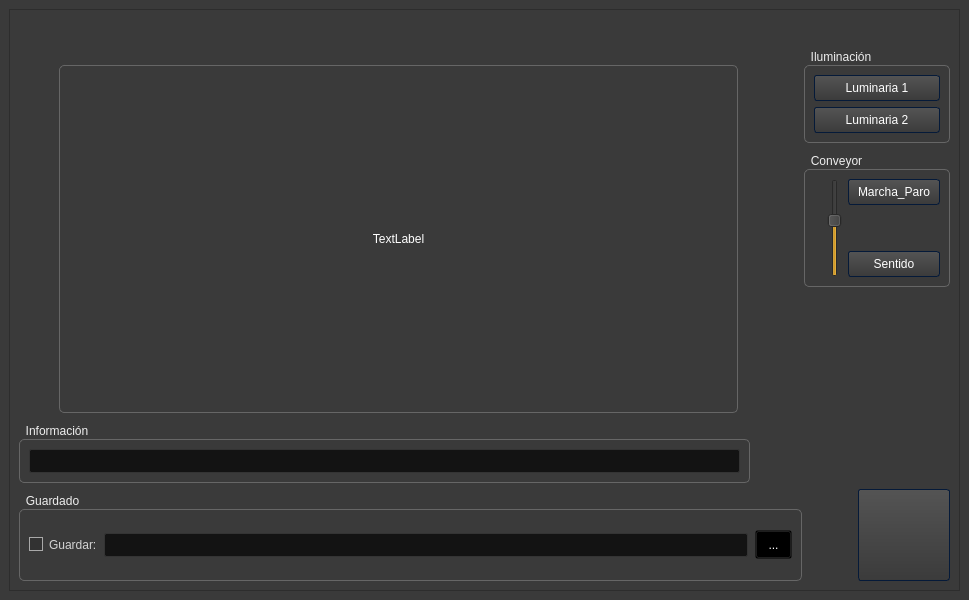
The window that frontend/qt/VISARM_interfaz.ui (JuanMiguelOnateTevar/VISARM) describes before a commit, drawn with Qt 5.
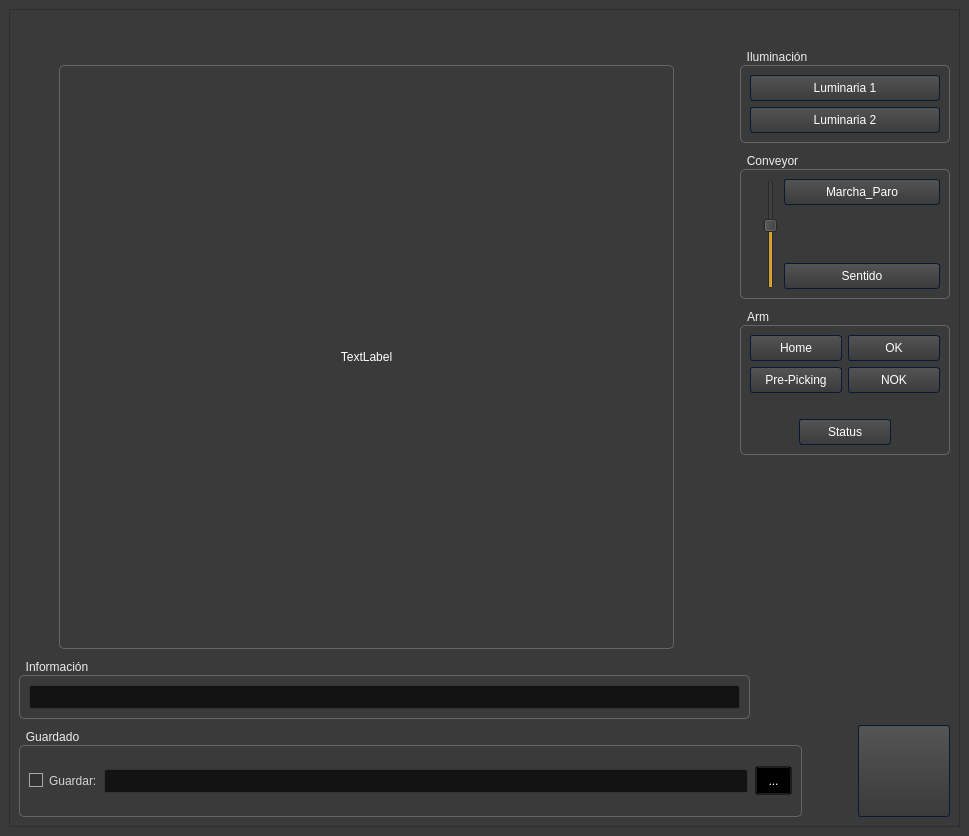
The same window after the commit. Icons and pictures are not drawn.

The edit to the form file:
```diff
--- a/frontend/qt/VISARM_interfaz.ui
+++ b/frontend/qt/VISARM_interfaz.ui
@@ -13,7 +13,7 @@
     <x>0</x>
     <y>0</y>
     <width>969</width>
-    <height>600</height>
+    <height>836</height>
    </rect>
   </property>
   <property name="sizePolicy">
@@ -1355,6 +1355,99 @@
              </layout>
             </widget>
            </item>
+           <item>
+            <widget class="QGroupBox" name="groupBox_4">
+             <property name="maximumSize">
+              <size>
+               <width>16777215</width>
+               <height>16777215</height>
+              </size>
+             </property>
+             <property name="title">
+              <string>Arm</string>
+             </property>
+             <layout class="QGridLayout" name="gridLayout_7">
+              <item row="1" column="0">
+               <widget class="QPushButton" name="pushButtonPrePicking">
+                <property name="text">
+                 <string>Pre-Picking</string>
+                </property>
+               </widget>
+              </item>
+              <item row="0" column="0">
+               <widget class="QPushButton" name="pushButtonHome">
+                <property name="text">
+                 <string>Home</string>
+                </property>
+               </widget>
+              </item>
+              <item row="1" column="1">
+               <widget class="QPushButton" name="pushButtonNOK">
+                <property name="text">
+                 <string>NOK</string>
+                </property>
+               </widget>
+              </item>
+              <item row="2" column="0" rowspan="2" colspan="2">
+               <layout class="QGridLayout" name="gridLayout_8">
+                <item row="0" column="1">
+                 <spacer name="horizontalSpacer_9">
+                  <property name="orientation">
+                   <enum>Qt::Horizontal</enum>
+                  </property>
+                  <property name="sizeHint" stdset="0">
+                   <size>
+                    <width>40</width>
+                    <height>20</height>
+                   </size>
+                  </property>
+                 </spacer>
+                </item>
+                <item row="1" column="0">
+                 <spacer name="horizontalSpacer_8">
+                  <property name="orientation">
+                   <enum>Qt::Horizontal</enum>
+                  </property>
+                  <property name="sizeHint" stdset="0">
+                   <size>
+                    <width>40</width>
+                    <height>20</height>
+                   </size>
+                  </property>
+                 </spacer>
+                </item>
+                <item row="1" column="1">
+                 <widget class="QPushButton" name="pushButtonStatus">
+                  <property name="text">
+                   <string>Status</string>
+                  </property>
+                 </widget>
+                </item>
+                <item row="1" column="2">
+                 <spacer name="horizontalSpacer_10">
+                  <property name="orientation">
+                   <enum>Qt::Horizontal</enum>
+                  </property>
+                  <property name="sizeHint" stdset="0">
+                   <size>
+                    <width>40</width>
+                    <height>20</height>
+                   </size>
+                  </property>
+                 </spacer>
+                </item>
+               </layout>
+              </item>
+              <item row="0" column="1">
+               <widget class="QPushButton" name="pushButtonOK">
+                <property name="text">
+                 <string>OK</string>
+                </property>
+               </widget>
+              </item>
+             </layout>
+            </widget>
+           </item>
            <item>
             <spacer name="verticalSpacer_2">
              <property name="orientation">
```
Left out of the diff: 2 changed lines with no effect on the pictures.
